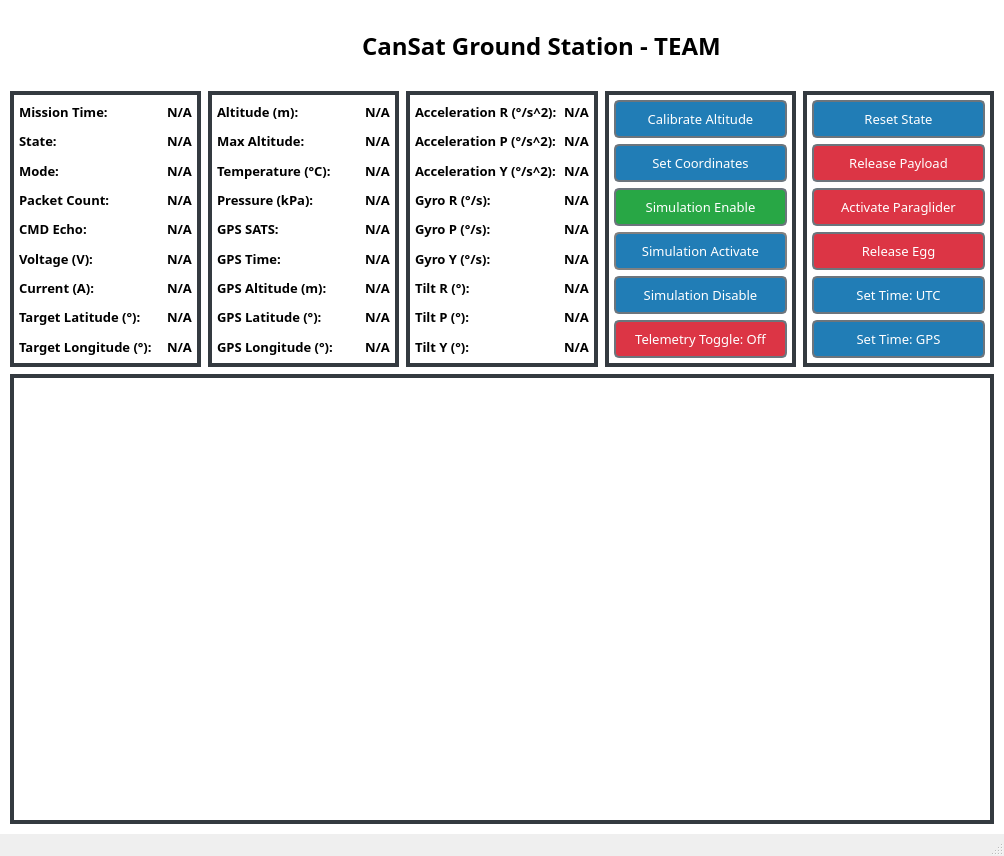
Old version of the form Ground-Station/gui/ground_station.ui in the repository BradyCason/UCI-CanSat-25-26.
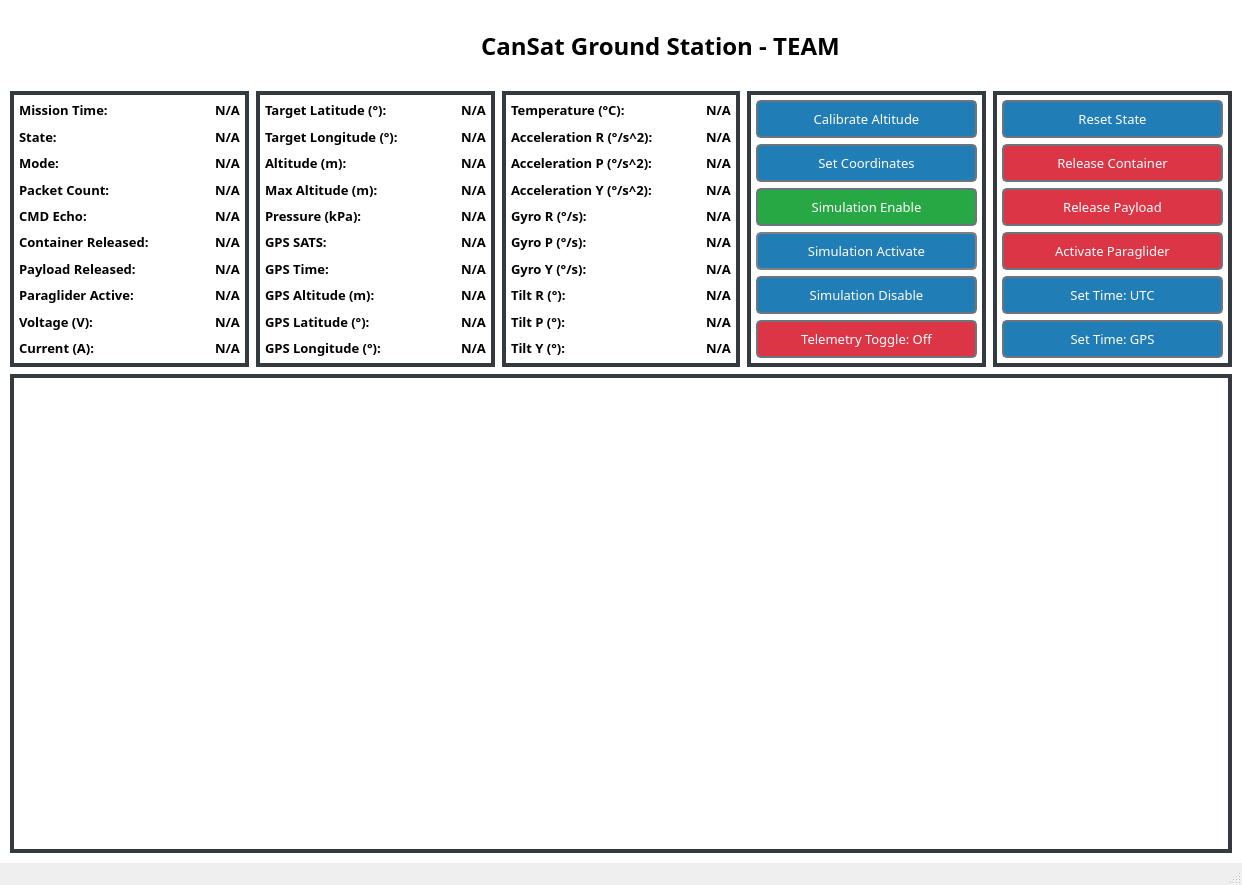
New version of the form.

```diff
--- a/Ground-Station/gui/ground_station.ui
+++ b/Ground-Station/gui/ground_station.ui
@@ -6,8 +6,8 @@
    <rect>
     <x>0</x>
     <y>0</y>
-    <width>1004</width>
-    <height>856</height>
+    <width>1242</width>
+    <height>885</height>
    </rect>
   </property>
   <property name="windowTitle">
@@ -277,6 +277,66 @@
                    </property>
                   </widget>
                  </item>
+                 <item>
+                  <widget class="QLabel" name="container_released">
+                   <property name="font">
+                    <font>
+                     <family>Sans Serif Collection</family>
+                     <pointsize>10</pointsize>
+                     <weight>75</weight>
+                     <bold>true</bold>
+                    </font>
+                   </property>
+                   <property name="styleSheet">
+                    <string notr="true">font-weight: bold;</string>
+                   </property>
+                   <property name="text">
+                    <string>Container Released:</string>
+                   </property>
+                  </widget>
+                 </item>
+                 <item>
+                  <widget class="QLabel" name="payload_released">
+                   <property name="font">
+                    <font>
+                     <family>Sans Serif Collection</family>
+                     <pointsize>10</pointsize>
+                     <weight>75</weight>
+                     <bold>true</bold>
+                    </font>
+                   </property>
+                   <property name="styleSheet">
+                    <string notr="true">font-weight: bold;</string>
+                   </property>
+                   <property name="text">
+                    <string>Payload Released:</string>
+                   </property>
+                  </widget>
+                 </item>
+                 <item>
+                  <widget class="QLabel" name="paraglider_active">
+                   <property name="font">
+                    <font>
+                     <family>Sans Serif Collection</family>
+                     <pointsize>10</pointsize>
+                     <weight>75</weight>
+                     <bold>true</bold>
+                    </font>
+                   </property>
+                   <property name="styleSheet">
+                    <string notr="true">font-weight: bold;</string>
+                   </property>
+                   <property name="text">
+                    <string>Paraglider Active:</string>
+                   </property>
+                   <property name="textFormat">
+                    <enum>Qt::AutoText</enum>
+                   </property>
+                   <property name="scaledContents">
+                    <bool>false</bool>
+                   </property>
+                  </widget>
+                 </item>
                  <item>
                   <widget class="QLabel" name="volt_label">
                    <property name="font">
@@ -310,42 +370,6 @@
                    </property>
                   </widget>
                  </item>
-                 <item>
-                  <widget class="QLabel" name="target_lat_label">
-                   <property name="font">
-                    <font>
-                     <family>Sans Serif Collection</family>
-                     <pointsize>10</pointsize>
-                     <weight>75</weight>
-                     <bold>true</bold>
-                    </font>
-                   </property>
-                   <property name="styleSheet">
-                    <string notr="true">border: none;</string>
-                   </property>
-                   <property name="text">
-                    <string>Target Latitude (°):</string>
-                   </property>
-                  </widget>
-                 </item>
-                 <item>
-                  <widget class="QLabel" name="target_long_label">
-                   <property name="font">
-                    <font>
-                     <family>Sans Serif Collection</family>
-                     <pointsize>10</pointsize>
-                     <weight>75</weight>
-                     <bold>true</bold>
-                    </font>
-                   </property>
-                   <property name="styleSheet">
-                    <string notr="true">border: none;</string>
-                   </property>
-                   <property name="text">
-                    <string>Target Longitude (°):</string>
-                   </property>
-                  </widget>
-                 </item>
                 </layout>
                </item>
                <item>
@@ -425,6 +449,60 @@
                    </property>
                   </widget>
                  </item>
+                 <item>
+                  <widget class="QLabel" name="CONTAINER_RELEASED">
+                   <property name="font">
+                    <font>
+                     <family>Sans Serif Collection</family>
+                     <pointsize>10</pointsize>
+                     <weight>75</weight>
+                     <bold>true</bold>
+                    </font>
+                   </property>
+                   <property name="styleSheet">
+                    <string notr="true">font-weight: bold;</string>
+                   </property>
+                   <property name="text">
+                    <string>N/A</string>
+                   </property>
+                  </widget>
+                 </item>
+                 <item>
+                  <widget class="QLabel" name="PAYLOAD_RELEASED">
+                   <property name="font">
+                    <font>
+                     <family>Sans Serif Collection</family>
+                     <pointsize>10</pointsize>
+                     <weight>75</weight>
+                     <bold>true</bold>
+                    </font>
+                   </property>
+                   <property name="styleSheet">
+                    <string notr="true">font-weight: bold;</string>
+                   </property>
+                   <property name="text">
+                    <string>N/A</string>
+                   </property>
+                  </widget>
+                 </item>
+                 <item>
+                  <widget class="QLabel" name="PARAGLIDER_ACTIVE">
+                   <property name="font">
+                    <font>
+                     <family>Sans Serif Collection</family>
+                     <pointsize>10</pointsize>
+                     <weight>75</weight>
+                     <bold>true</bold>
+                    </font>
+                   </property>
+                   <property name="styleSheet">
+                    <string notr="true">font-weight: bold;</string>
+                   </property>
+                   <property name="text">
+                    <string>N/A</string>
+                   </property>
+                  </widget>
+                 </item>
                  <item>
                   <widget class="QLabel" name="CURRENT">
                    <property name="font">
@@ -455,36 +533,6 @@
                    </property>
                   </widget>
                  </item>
-                 <item>
-                  <widget class="QLabel" name="TARGET_LATITUDE">
-                   <property name="font">
-                    <font>
-                     <family>Sans Serif Collection</family>
-                     <pointsize>10</pointsize>
-                     <weight>75</weight>
-                     <bold>true</bold>
-                    </font>
-                   </property>
-                   <property name="text">
-                    <string>N/A</string>
-                   </property>
-                  </widget>
-                 </item>
-                 <item>
-                  <widget class="QLabel" name="TARGET_LONGITUDE">
-                   <property name="font">
-                    <font>
-                     <family>Sans Serif Collection</family>
-                     <pointsize>10</pointsize>
-                     <weight>75</weight>
-                     <bold>true</bold>
-                    </font>
-                   </property>
-                   <property name="text">
-                    <string>N/A</string>
-                   </property>
-                  </widget>
-                 </item>
                 </layout>
                </item>
               </layout>
@@ -501,6 +549,42 @@
             <layout class="QHBoxLayout" name="horizontalLayout_4" stretch="1,0">
              <item>
               <layout class="QVBoxLayout" name="telemetry_panel">
+               <item>
+                <widget class="QLabel" name="target_lat_label">
+                 <property name="font">
+                  <font>
+                   <family>Sans Serif Collection</family>
+                   <pointsize>10</pointsize>
+                   <weight>75</weight>
+                   <bold>true</bold>
+                  </font>
+                 </property>
+                 <property name="styleSheet">
+                  <string notr="true">border: none;</string>
+                 </property>
+                 <property name="text">
+                  <string>Target Latitude (°):</string>
+                 </property>
+                </widget>
+               </item>
+               <item>
+                <widget class="QLabel" name="target_long_label">
+                 <property name="font">
+                  <font>
+                   <family>Sans Serif Collection</family>
+                   <pointsize>10</pointsize>
+                   <weight>75</weight>
+                   <bold>true</bold>
+                  </font>
+                 </property>
+                 <property name="styleSheet">
+                  <string notr="true">border: none;</string>
+                 </property>
+                 <property name="text">
+                  <string>Target Longitude (°):</string>
+                 </property>
+                </widget>
+               </item>
                <item>
                 <widget class="QLabel" name="alt_label">
                  <property name="font">
@@ -530,26 +614,7 @@
                   </font>
                  </property>
                  <property name="text">
-                  <string>Max Altitude:</string>
-                 </property>
-                </widget>
-               </item>
-               <item>
-                <widget class="QLabel" name="temp_label">
-                 <property name="font">
-                  <font>
-                   <family>Sans Serif Collection</family>
-                   <pointsize>10</pointsize>
-                   <weight>75</weight>
-                   <bold>true</bold>
-                   <kerning>true</kerning>
-                  </font>
-                 </property>
-                 <property name="styleSheet">
-                  <string notr="true">border: none;</string>
-                 </property>
-                 <property name="text">
-                  <string>Temperature (°C):</string>
+                  <string>Max Altitude (m):</string>
                  </property>
                 </widget>
                </item>
@@ -662,6 +727,36 @@
              </item>
              <item>
               <layout class="QVBoxLayout" name="verticalLayout_3">
+               <item>
+                <widget class="QLabel" name="TARGET_LATITUDE">
+                 <property name="font">
+                  <font>
+                   <family>Sans Serif Collection</family>
+                   <pointsize>10</pointsize>
+                   <weight>75</weight>
+                   <bold>true</bold>
+                  </font>
+                 </property>
+                 <property name="text">
+                  <string>N/A</string>
+                 </property>
+                </widget>
+               </item>
+               <item>
+                <widget class="QLabel" name="TARGET_LONGITUDE">
+                 <property name="font">
+                  <font>
+                   <family>Sans Serif Collection</family>
+                   <pointsize>10</pointsize>
+                   <weight>75</weight>
+                   <bold>true</bold>
+                  </font>
+                 </property>
+                 <property name="text">
+                  <string>N/A</string>
+                 </property>
+                </widget>
+               </item>
                <item>
                 <widget class="QLabel" name="ALTITUDE">
                  <property name="font">
@@ -678,22 +773,7 @@
                 </widget>
                </item>
                <item>
-                <widget class="QLabel" name="MAX_ALTITUDE_2">
-                 <property name="font">
-                  <font>
-                   <family>Sans Serif Collection</family>
-                   <pointsize>10</pointsize>
-                   <weight>75</weight>
-                   <bold>true</bold>
-                  </font>
-                 </property>
-                 <property name="text">
-                  <string>N/A</string>
-                 </property>
-                </widget>
-               </item>
-               <item>
-                <widget class="QLabel" name="TEMPERATURE">
+                <widget class="QLabel" name="MAX_ALTITUDE">
                  <property name="font">
                   <font>
                    <family>Sans Serif Collection</family>
@@ -722,51 +802,6 @@
                  </property>
                 </widget>
                </item>
-               <item>
-                <widget class="QLabel" name="GPS_LATITUDE">
-                 <property name="font">
-                  <font>
-                   <family>Sans Serif Collection</family>
-                   <pointsize>10</pointsize>
-                   <weight>75</weight>
-                   <bold>true</bold>
-                  </font>
-                 </property>
-                 <property name="text">
-                  <string>N/A</string>
-                 </property>
-                </widget>
-               </item>
-               <item>
-                <widget class="QLabel" name="GPS_ALTITUDE">
-                 <property name="font">
-                  <font>
-                   <family>Sans Serif Collection</family>
-                   <pointsize>10</pointsize>
-                   <weight>75</weight>
-                   <bold>true</bold>
-                  </font>
-                 </property>
-                 <property name="text">
-                  <string>N/A</string>
-                 </property>
-                </widget>
-               </item>
-               <item>
-                <widget class="QLabel" name="GPS_TIME">
-                 <property name="font">
-                  <font>
-                   <family>Sans Serif Collection</family>
-                   <pointsize>10</pointsize>
-                   <weight>75</weight>
-                   <bold>true</bold>
-                  </font>
-                 </property>
-                 <property name="text">
-                  <string>N/A</string>
-                 </property>
-                </widget>
-               </item>
                <item>
                 <widget class="QLabel" name="GPS_SATS">
                  <property name="font">
@@ -782,6 +817,51 @@
                  </property>
                 </widget>
                </item>
+               <item>
+                <widget class="QLabel" name="GPS_TIME">
+                 <property name="font">
+                  <font>
+                   <family>Sans Serif Collection</family>
+                   <pointsize>10</pointsize>
+                   <weight>75</weight>
+                   <bold>true</bold>
+                  </font>
+                 </property>
+                 <property name="text">
+                  <string>N/A</string>
+                 </property>
+                </widget>
+               </item>
+               <item>
+                <widget class="QLabel" name="GPS_ALTITUDE">
+                 <property name="font">
+                  <font>
+                   <family>Sans Serif Collection</family>
+                   <pointsize>10</pointsize>
+                   <weight>75</weight>
+                   <bold>true</bold>
+                  </font>
+                 </property>
+                 <property name="text">
+                  <string>N/A</string>
+                 </property>
+                </widget>
+               </item>
+               <item>
+                <widget class="QLabel" name="GPS_LATITUDE">
+                 <property name="font">
+                  <font>
+                   <family>Sans Serif Collection</family>
+                   <pointsize>10</pointsize>
+                   <weight>75</weight>
+                   <bold>true</bold>
+                  </font>
+                 </property>
+                 <property name="text">
+                  <string>N/A</string>
+                 </property>
+                </widget>
+               </item>
                <item>
                 <widget class="QLabel" name="GPS_LONGITUDE">
                  <property name="font">
@@ -813,6 +893,25 @@
               <layout class="QHBoxLayout" name="horizontalLayout_2" stretch="1,0">
                <item>
                 <layout class="QVBoxLayout" name="verticalLayout_4">
+                 <item>
+                  <widget class="QLabel" name="temp_label">
+                   <property name="font">
+                    <font>
+                     <family>Sans Serif Collection</family>
+                     <pointsize>10</pointsize>
+                     <weight>75</weight>
+                     <bold>true</bold>
+                     <kerning>true</kerning>
+                    </font>
+                   </property>
+                   <property name="styleSheet">
+                    <string notr="true">border: none;</string>
+                   </property>
+                   <property name="text">
+                    <string>Temperature (°C):</string>
+                   </property>
+                  </widget>
+                 </item>
                  <item>
                   <widget class="QLabel" name="accel_r_label">
                    <property name="font">
@@ -956,6 +1055,21 @@
                </item>
                <item>
                 <layout class="QVBoxLayout" name="verticalLayout_7">
+                 <item>
+                  <widget class="QLabel" name="TEMPERATURE">
+                   <property name="font">
+                    <font>
+                     <family>Sans Serif Collection</family>
+                     <pointsize>10</pointsize>
+                     <weight>75</weight>
+                     <bold>true</bold>
+                    </font>
+                   </property>
+                   <property name="text">
+                    <string>N/A</string>
+                   </property>
+                  </widget>
+                 </item>
                  <item>
                   <widget class="QLabel" name="ACCEL_R">
                    <property name="font">
@@ -1249,26 +1363,7 @@
         <item>
          <widget class="QWidget" name="telemetry_container_5" native="true">
           <layout class="QGridLayout" name="gridLayout_13">
-           <item row="0" column="0">
-            <widget class="QPushButton" name="reset_state_button">
-             <property name="sizePolicy">
-              <sizepolicy hsizetype="Minimum" vsizetype="Minimum">
-               <horstretch>0</horstretch>
-               <verstretch>0</verstretch>
-              </sizepolicy>
-             </property>
-             <property name="font">
-              <font>
-               <family>Sans Serif Collection</family>
-               <pointsize>10</pointsize>
-              </font>
-             </property>
-             <property name="text">
-              <string>Reset State</string>
-             </property>
-            </widget>
-           </item>
-           <item row="4" column="0">
+           <item row="5" column="0">
             <widget class="QPushButton" name="set_time_utc_button">
              <property name="sizePolicy">
               <sizepolicy hsizetype="Minimum" vsizetype="Minimum">
@@ -1287,51 +1382,7 @@
              </property>
             </widget>
            </item>
-           <item row="3" column="0">
-            <widget class="QPushButton" name="release_egg_button">
-             <property name="sizePolicy">
-              <sizepolicy hsizetype="Minimum" vsizetype="Minimum">
-               <horstretch>0</horstretch>
-               <verstretch>0</verstretch>
-              </sizepolicy>
-             </property>
-             <property name="font">
-              <font>
-               <family>Sans Serif Collection</family>
-               <pointsize>10</pointsize>
-              </font>
-             </property>
-             <property name="styleSheet">
-              <string notr="true">QPushButton{background-color: rgba(220, 53, 69, 1);} QPushButton:hover{background-color: rgba(200, 45, 59, 1);}</string>
-             </property>
-             <property name="text">
-              <string>Release Egg</string>
-             </property>
-            </widget>
-           </item>
            <item row="2" column="0">
-            <widget class="QPushButton" name="activate_paraglider_button">
-             <property name="sizePolicy">
-              <sizepolicy hsizetype="Minimum" vsizetype="Minimum">
-               <horstretch>0</horstretch>
-               <verstretch>0</verstretch>
-              </sizepolicy>
-             </property>
-             <property name="font">
-              <font>
-               <family>Sans Serif Collection</family>
-               <pointsize>10</pointsize>
-              </font>
-             </property>
-             <property name="styleSheet">
-              <string notr="true">QPushButton{background-color: rgba(220, 53, 69, 1);} QPushButton:hover{background-color: rgba(200, 45, 59, 1);}</string>
-             </property>
-             <property name="text">
-              <string>Activate Paraglider</string>
-             </property>
-            </widget>
-           </item>
-           <item row="1" column="0">
             <widget class="QPushButton" name="release_payload_button">
              <property name="sizePolicy">
               <sizepolicy hsizetype="Minimum" vsizetype="Minimum">
@@ -1355,7 +1406,26 @@
              </property>
             </widget>
            </item>
-           <item row="5" column="0">
+           <item row="0" column="0">
+            <widget class="QPushButton" name="reset_state_button">
+             <property name="sizePolicy">
+              <sizepolicy hsizetype="Minimum" vsizetype="Minimum">
+               <horstretch>0</horstretch>
+               <verstretch>0</verstretch>
+              </sizepolicy>
+             </property>
+             <property name="font">
+              <font>
+               <family>Sans Serif Collection</family>
+               <pointsize>10</pointsize>
+              </font>
+             </property>
+             <property name="text">
+              <string>Reset State</string>
+             </property>
+            </widget>
+           </item>
+           <item row="6" column="0">
             <widget class="QPushButton" name="set_time_gps_button">
              <property name="sizePolicy">
               <sizepolicy hsizetype="Minimum" vsizetype="Minimum">
@@ -1379,6 +1449,50 @@
              </property>
             </widget>
            </item>
+           <item row="3" column="0">
+            <widget class="QPushButton" name="activate_paraglider_button">
+             <property name="sizePolicy">
+              <sizepolicy hsizetype="Minimum" vsizetype="Minimum">
+               <horstretch>0</horstretch>
+               <verstretch>0</verstretch>
+              </sizepolicy>
+             </property>
+             <property name="font">
+              <font>
+               <family>Sans Serif Collection</family>
+               <pointsize>10</pointsize>
+              </font>
+             </property>
+             <property name="styleSheet">
+              <string notr="true">QPushButton{background-color: rgba(220, 53, 69, 1);} QPushButton:hover{background-color: rgba(200, 45, 59, 1);}</string>
+             </property>
+             <property name="text">
+              <string>Activate Paraglider</string>
+             </property>
+            </widget>
+           </item>
+           <item row="1" column="0">
+            <widget class="QPushButton" name="release_container_button">
+             <property name="sizePolicy">
+              <sizepolicy hsizetype="Minimum" vsizetype="Minimum">
+               <horstretch>0</horstretch>
+               <verstretch>0</verstretch>
+              </sizepolicy>
+             </property>
+             <property name="font">
+              <font>
+               <family>Sans Serif Collection</family>
+               <pointsize>10</pointsize>
+              </font>
+             </property>
+             <property name="styleSheet">
+              <string notr="true">QPushButton{background-color: rgba(220, 53, 69, 1);} QPushButton:hover{background-color: rgba(200, 45, 59, 1);}</string>
+             </property>
+             <property name="text">
+              <string>Release Container</string>
+             </property>
+            </widget>
+           </item>
           </layout>
          </widget>
         </item>
```
Left out of the diff: 8 changed lines with no effect on the pictures.
